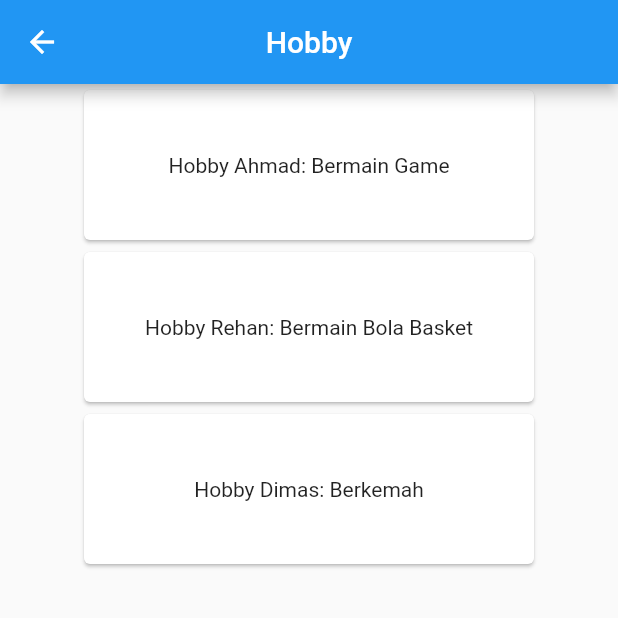
After one commit to triggeredsoyboy/mobile, a Flutter app: the Hobby screen opened directly, on a phone screen of 412 x 824 dp, the top half of it. The commit adds this screen. Run offline on Flutter 3.47's test engine with Material 2 defaults, Android fonts, the phone set to English and light mode, and no system bars.

Commit message:
add hobby

```diff
--- /dev/null
+++ b/lib/hobby.dart
@@ -0,0 +1,65 @@
+import 'package:flutter/material.dart';
+import 'home_page.dart';
+
+class Hobby extends StatelessWidget {
+  const Hobby({Key? key}) : super(key: key);
+
+  @override
+  Widget build(BuildContext context) {
+    return Scaffold(
+      appBar: AppBar(
+        title: Text('Hobby'),
+        centerTitle: true,
+      ),
+      body: Column(
+        children: <Widget>[
+          _hobbyAhmad(),
+          _hobbyRehan(),
+          _hobbyDimas(),
+        ],
+      ),
+    );
+  }
+
+  Widget _hobbyAhmad() {
+    return const Center(
+      child: Card(
+        child: SizedBox(
+          width: 300,
+          height: 100,
+          child: Center(
+              child: Text('Hobby Ahmad: Bermain Game'),
+          ),
+        ),
+      ),
+    );
+  }
+
+  Widget _hobbyRehan() {
+    return const Center(
+      child: Card(
+        child: SizedBox(
+          width: 300,
+          height: 100,
+          child: Center(
+              child: Text('Hobby Rehan: Bermain Bola Basket'),
+          ),
+        ),
+      ),
+    );
+  }
+
+  Widget _hobbyDimas() {
+    return const Center(
+      child: Card(
+        child: SizedBox(
+          width: 300,
+          height: 100,
+          child: Center(
+              child: Text('Hobby Dimas: Berkemah'),
+          ),
+        ),
+      ),
+    );
+  }
+}
--- a/pubspec.yaml
+++ b/pubspec.yaml
@@ -35,10 +35,6 @@ dependencies:
   # Use with the CupertinoIcons class for iOS style icons.
   cupertino_icons: ^1.0.2
   math_expressions: ^2.0.0
-  url_launcher: ^6.0.20
-
-dependency_overrides:
-  url_launcher_web: ^2.0.6
 
 dev_dependencies:
   flutter_test:
@@ -63,6 +59,8 @@ flutter:
   uses-material-design: true
   assets:
     - assets/images/Picture1.png
+    - assets/images/camping.jpg
+    - assets/images/basket.jpeg
 
   # To add assets to your application, add an assets section, like this:
   # assets:
```
Also changed, not shown: lib/home_page.dart (+24 -1 lines), assets/images/basket.jpeg (added), assets/images/camping.jpg (added), pubspec.lock.
